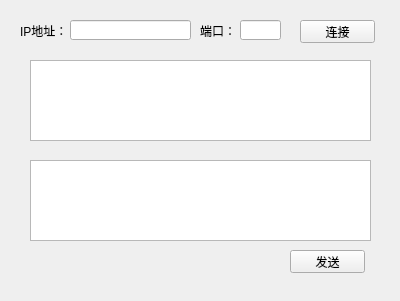
Before: the Qt Designer form mainwindow.ui in adair4074/-, drawn with Qt 5.
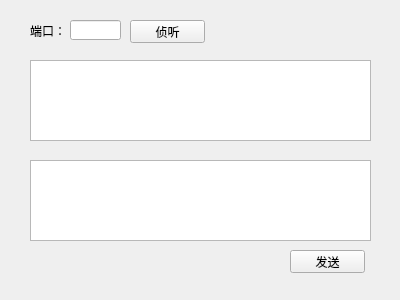
After: the same form once the commit is applied.

Diff of the .ui file:
```diff
--- a/mainwindow.ui
+++ b/mainwindow.ui
@@ -7,65 +7,42 @@
     <x>0</x>
     <y>0</y>
     <width>400</width>
-    <height>301</height>
+    <height>300</height>
    </rect>
   </property>
   <property name="windowTitle">
    <string>MainWindow</string>
   </property>
   <widget class="QWidget" name="centralWidget">
-   <widget class="QPushButton" name="pushButton_Connect">
-    <property name="geometry">
-     <rect>
-      <x>300</x>
-      <y>20</y>
-      <width>75</width>
-      <height>23</height>
-     </rect>
-    </property>
-    <property name="text">
-     <string>连接</string>
-    </property>
-   </widget>
-   <widget class="QLineEdit" name="lineEdit_IP">
-    <property name="geometry">
-     <rect>
-      <x>70</x>
-      <y>20</y>
-      <width>121</width>
-      <height>20</height>
-     </rect>
-    </property>
-   </widget>
    <widget class="QLineEdit" name="lineEdit_Port">
     <property name="geometry">
      <rect>
-      <x>240</x>
-      <y>20</y>
-      <width>41</width>
-      <height>20</height>
-     </rect>
-    </property>
-   </widget>
-   <widget class="QLabel" name="label">
-    <property name="geometry">
-     <rect>
-      <x>20</x>
+      <x>70</x>
       <y>20</y>
       <width>51</width>
-      <height>21</height>
+      <height>20</height>
+     </rect>
+    </property>
+   </widget>
+   <widget class="QPushButton" name="pushButton_Listen">
+    <property name="geometry">
+     <rect>
+      <x>130</x>
+      <y>20</y>
+      <width>75</width>
+      <height>23</height>
      </rect>
     </property>
     <property name="text">
-     <string>IP地址：</string>
+     <string>侦听</string>
     </property>
    </widget>
-   <widget class="QLabel" name="label_2">
+   <widget class="QLabel" name="label">
     <property name="geometry">
      <rect>
-      <x>200</x>
+      <x>30</x>
       <y>20</y>
-      <width>31</width>
+      <width>41</width>
       <height>21</height>
      </rect>
     </property>
```
Left out of the diff: 20 changed lines with no effect on the pictures.
